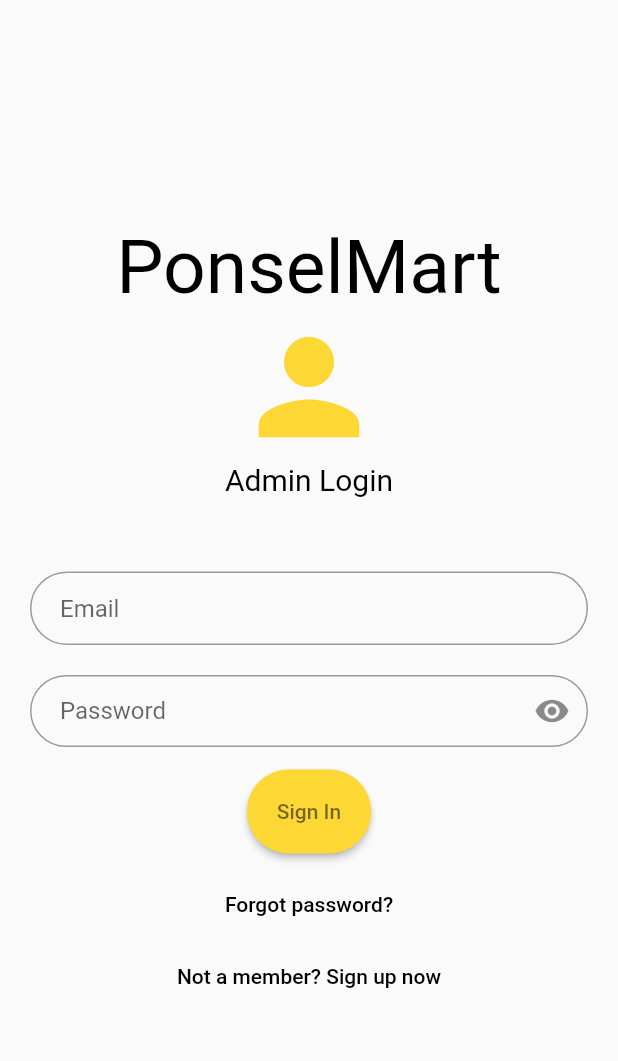
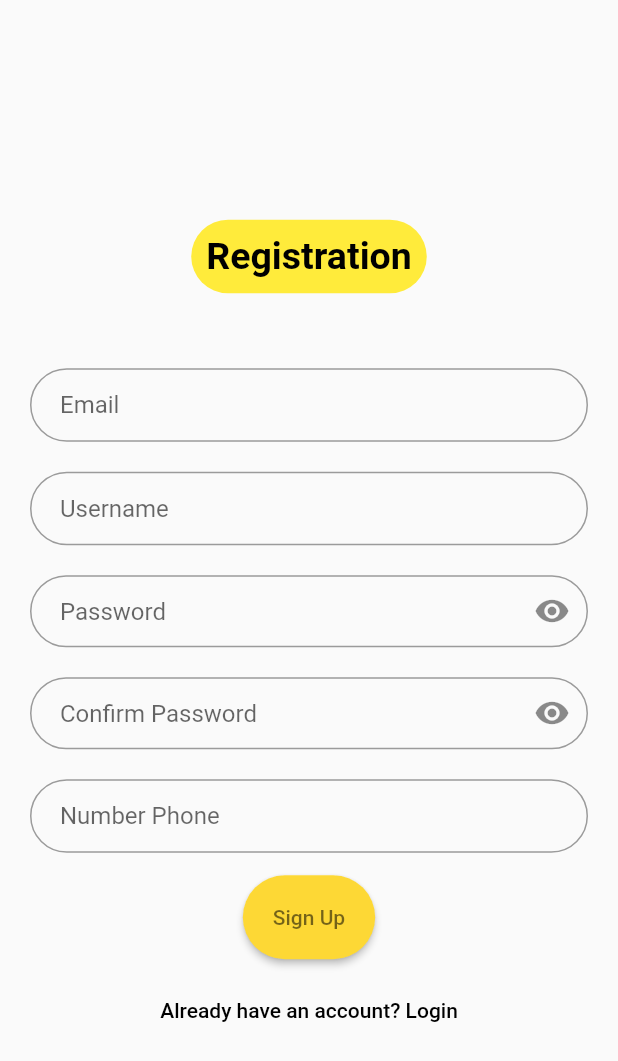
Before and after one commit to Dapi45/app_mobile, a Flutter app: the screen it shows after launch, after a tap on "Not a member? Sign up now", on a phone screen of 412 x 824 dp. Shown: the top 1061 px of the screen. Run offline on Flutter 3.47's test engine with Material 2 defaults, Android fonts, the phone set to English and light mode, and no system bars; our stand-ins replace get; missing offline and left inert: dart:js, fancy_bottom_navigation_2.

Commit message:
update signup

```diff
--- a/lib/app/modules/login/views/login_view.dart
+++ b/lib/app/modules/login/views/login_view.dart
@@ -114,7 +114,9 @@ class _LoginViewState extends State<LoginView> {
           onPressed: _showForgotPasswordDialog,
         ),
         TextButton(
-          onPressed: () {},
+          onPressed: () {
+            Get.toNamed(Routes.SIGNUP);
+          },
           child: Text('Not a member? Sign up now',
               style: TextStyle(color: Colors.black)),
         ),
--- /dev/null
+++ b/lib/app/modules/signup/bindings/signup_binding.dart
@@ -0,0 +1,12 @@
+import 'package:get/get.dart';
+
+import '../controllers/signup_controller.dart';
+
+class SignupBinding extends Bindings {
+  @override
+  void dependencies() {
+    Get.lazyPut<SignupController>(
+      () => SignupController(),
+    );
+  }
+}
--- /dev/null
+++ b/lib/app/modules/signup/controllers/signup_controller.dart
@@ -0,0 +1,20 @@
+import 'package:get/get.dart';
+
+class SignupController extends GetxController {
+  //TODO: Implement SignupController
+
+  final count = 0.obs;
+  @override
+  void onInit() {
+    super.onInit();
+  }
+
+  @override
+  void onReady() {
+    super.onReady();
+  }
+
+  @override
+  void onClose() {}
+  void increment() => count.value++;
+}
--- /dev/null
+++ b/lib/app/modules/signup/views/signup_view.dart
@@ -0,0 +1,205 @@
+import 'package:flutter/material.dart';
+
+import 'package:get/get.dart';
+
+import '../../../routes/app_pages.dart';
+import '../controllers/signup_controller.dart';
+
+class SignupView extends StatefulWidget {
+  static String tag = 'signup-page';
+
+  @override
+  State<StatefulWidget> createState() {
+    return _SignupViewState();
+  }
+}
+
+class _SignupViewState extends State<SignupView> {
+  GlobalKey<FormState> _key = GlobalKey();
+  bool _validate = false;
+
+  bool _obscureText = true;
+
+  @override
+  Widget build(BuildContext context) {
+    return Scaffold(
+      body: Center(
+        child: SingleChildScrollView(
+          child: Container(
+            margin: EdgeInsets.all(20.0),
+            child: Center(
+              child: Form(
+                key: _key,
+                child: _getFormUI(),
+              ),
+            ),
+          ),
+        ),
+      ),
+    );
+  }
+
+  Widget _getFormUI() {
+    return Column(
+      children: <Widget>[
+        Row(
+          children: [
+            Expanded(
+              child: Column(
+                crossAxisAlignment: CrossAxisAlignment.center,
+                children: [
+                  SizedBox(
+                    child: Container(
+                      padding: const EdgeInsets.all(10),
+                      margin: EdgeInsets.only(
+                        top: 20,
+                      ),
+                      decoration: BoxDecoration(
+                        color: Colors.yellow,
+                        borderRadius: BorderRadius.circular(50),
+                      ),
+                      child: Column(
+                        crossAxisAlignment: CrossAxisAlignment.center,
+                        children: [
+                          const Text(
+                            'Registration',
+                            style: TextStyle(
+                                color: Colors.black,
+                                fontSize: 25,
+                                fontWeight: FontWeight.bold),
+                          ),
+                        ],
+                      ),
+                    ),
+                  ),
+                  SizedBox(
+                    height: 50.0,
+                  ),
+                  TextFormField(
+                    keyboardType: TextInputType.emailAddress,
+                    autofocus: false,
+                    decoration: InputDecoration(
+                      hintText: 'Email',
+                      contentPadding:
+                          EdgeInsets.fromLTRB(20.0, 15.0, 20.0, 15.0),
+                      border: OutlineInputBorder(
+                          borderRadius: BorderRadius.circular(32.0)),
+                    ),
+                  ),
+                  SizedBox(
+                    height: 20.0,
+                  ),
+                  TextFormField(
+                    keyboardType: TextInputType.emailAddress,
+                    autofocus: false,
+                    decoration: InputDecoration(
+                      hintText: 'Username',
+                      contentPadding:
+                          EdgeInsets.fromLTRB(20.0, 15.0, 20.0, 15.0),
+                      border: OutlineInputBorder(
+                          borderRadius: BorderRadius.circular(32.0)),
+                    ),
+                  ),
+                  SizedBox(
+                    height: 20.0,
+                  ),
+                  TextFormField(
+                    autofocus: false,
+                    obscureText: _obscureText,
+                    keyboardType: TextInputType.text,
+                    decoration: InputDecoration(
+                      hintText: 'Password',
+                      contentPadding:
+                          EdgeInsets.fromLTRB(20.0, 10.0, 20.0, 10.0),
+                      border: OutlineInputBorder(
+                          borderRadius: BorderRadius.circular(32.0)),
+                      suffixIcon: GestureDetector(
+                        onTap: () {
+                          setState(() {
+                            _obscureText = !_obscureText;
+                          });
+                        },
+                        child: Icon(
+                          _obscureText
+                              ? Icons.visibility
+                              : Icons.visibility_off,
+                          semanticLabel:
+                              _obscureText ? 'show password' : 'hide password',
+                        ),
+                      ),
+                    ),
+                  ),
+                  SizedBox(
+                    height: 20.0,
+                  ),
+                  TextFormField(
+                    autofocus: false,
+                    obscureText: _obscureText,
+                    keyboardType: TextInputType.text,
+                    decoration: InputDecoration(
+                      hintText: 'Confirm Password',
+                      contentPadding:
+                          EdgeInsets.fromLTRB(20.0, 10.0, 20.0, 10.0),
+                      border: OutlineInputBorder(
+                          borderRadius: BorderRadius.circular(32.0)),
+                      suffixIcon: GestureDetector(
+                        onTap: () {
+                          setState(() {
+                            _obscureText = !_obscureText;
+                          });
+                        },
+                        child: Icon(
+                          _obscureText
+                              ? Icons.visibility
+                              : Icons.visibility_off,
+                          semanticLabel:
+                              _obscureText ? 'show password' : 'hide password',
+                        ),
+                      ),
+                    ),
+                  ),
+                  SizedBox(
+                    height: 20.0,
+                  ),
+                  TextFormField(
+                    keyboardType: TextInputType.emailAddress,
+                    autofocus: false,
+                    decoration: InputDecoration(
+                      hintText: 'Number Phone',
+                      contentPadding:
+                          EdgeInsets.fromLTRB(20.0, 15.0, 20.0, 15.0),
+                      border: OutlineInputBorder(
+                          borderRadius: BorderRadius.circular(32.0)),
+                    ),
+                  ),
+                  SizedBox(height: 15.0),
+                  ElevatedButton(
+                    style: ElevatedButton.styleFrom(
+                        primary: Colors.yellow[600],
+                        padding: EdgeInsets.all(20),
+                        shape: RoundedRectangleBorder(
+                            //to set border radius to button
+                            borderRadius: BorderRadius.circular(32.0))),
+                    onPressed: () {
+                      Get.toNamed(Routes.DASHBOARD);
+                    },
+                    child: Text('Sign Up',
+                        style: TextStyle(color: Colors.black54)),
+                  ),
+                  SizedBox(height: 10.0),
+                  TextButton(
+                    onPressed: () {
+                      Get.toNamed(Routes.LOGIN);
+                    },
+                    child: Text('Already have an account? Login',
+                        style: TextStyle(color: Colors.black)),
+                  ),
+                ],
+              ),
+            ),
+          ],
+        )
+      ],
+    );
+  }
+}
--- a/lib/app/routes/app_pages.dart
+++ b/lib/app/routes/app_pages.dart
@@ -2,14 +2,16 @@ import 'package:get/get.dart';
 
 import '../modules/dashboard/bindings/dashboard_binding.dart';
 import '../modules/dashboard/views/dashboard_view.dart';
+import '../modules/dashboard/views/home_view.dart';
+import '../modules/dashboard/views/profile_view.dart';
+import '../modules/dashboard/views/service_view.dart';
 import '../modules/home/bindings/home_binding.dart';
-import '../modules/dashboard/views/home_view.dart';
 import '../modules/login/bindings/login_binding.dart';
 import '../modules/login/views/login_view.dart';
 import '../modules/profile/bindings/profile_binding.dart';
-import '../modules/dashboard/views/profile_view.dart';
 import '../modules/service/bindings/service_binding.dart';
-import '../modules/dashboard/views/service_view.dart';
+import '../modules/signup/bindings/signup_binding.dart';
+import '../modules/signup/views/signup_view.dart';
 
 part 'app_routes.dart';
 
@@ -44,5 +46,10 @@ class AppPages {
       page: () => ProfileView(),
       binding: ProfileBinding(),
     ),
+    GetPage(
+      name: _Paths.SIGNUP,
+      page: () => SignupView(),
+      binding: SignupBinding(),
+    ),
   ];
 }
--- a/lib/app/routes/app_routes.dart
+++ b/lib/app/routes/app_routes.dart
@@ -8,6 +8,7 @@ abstract class Routes {
   static const DASHBOARD = _Paths.DASHBOARD;
   static const SERVICE = _Paths.SERVICE;
   static const PROFILE = _Paths.PROFILE;
+  static const SIGNUP = _Paths.SIGNUP;
 }
 
 abstract class _Paths {
@@ -17,4 +18,5 @@ abstract class _Paths {
   static const DASHBOARD = '/dashboard';
   static const SERVICE = '/service';
   static const PROFILE = '/profile';
+  static const SIGNUP = '/signup';
 }
--- a/lib/main.dart
+++ b/lib/main.dart
@@ -1,3 +1,6 @@
+import 'dart:js';
+
+import 'package:app_mobile/app/modules/login/views/login_view.dart';
 import 'package:flutter/material.dart';
 import 'package:get/get.dart';
 
@@ -10,7 +13,6 @@ void main() {
       debugShowCheckedModeBanner: false,
       initialRoute: AppPages.INITIAL,
       getPages: AppPages.routes,
-
     ),
   );
 }
--- a/pubspec.yaml
+++ b/pubspec.yaml
@@ -7,6 +7,7 @@ environment:
 
 dependencies:
   fancy_bottom_navigation_2: ^0.3.5
+  lottie: ^2.0.0
   provider: ^6.0.4
   cupertino_icons: ^1.0.2
   get: 4.6.5
```
Also changed, not shown: assets/icon_login.png (added), assets/icon_register.png (added), pubspec.lock.
